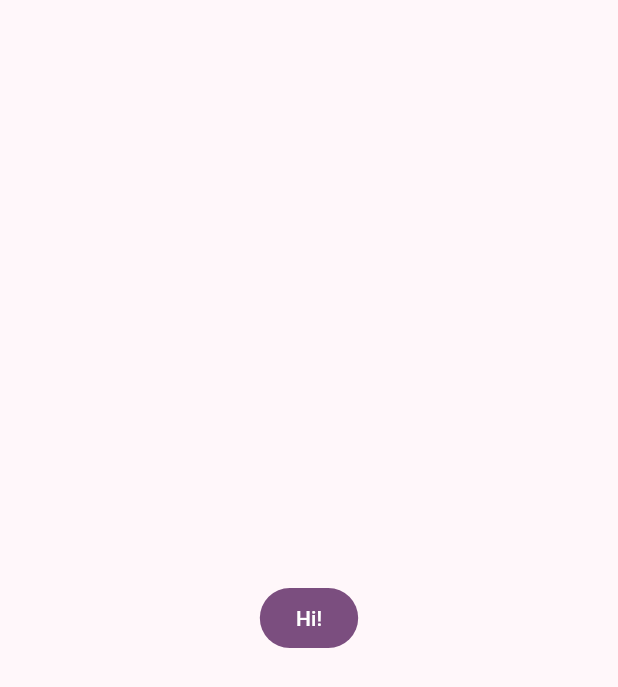
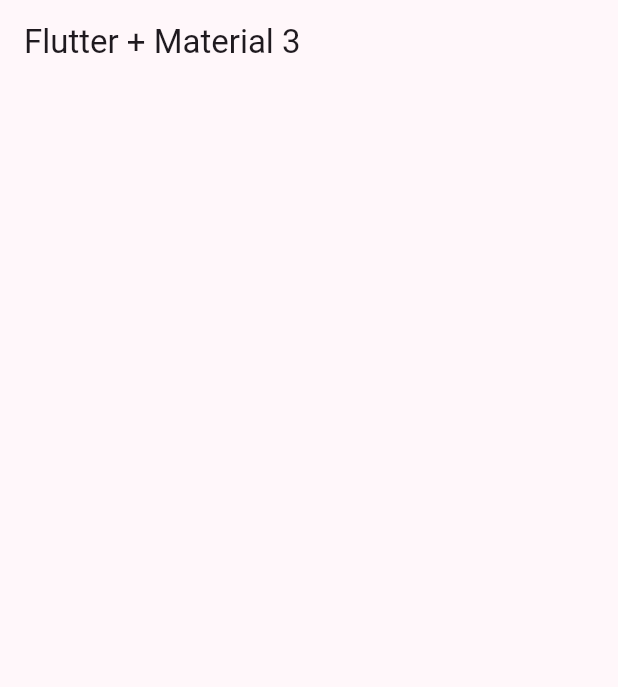
Before and after one commit to Carlos2693/flutter_widgets_app, a Flutter app: the screen it shows after launch, on a phone screen of 412 x 824 dp. Shown: the top 687 px of the screen. Run offline on Flutter 3.47's test engine with Material 2 defaults, Android fonts, the phone set to English and light mode, and no system bars.

Commit message:
Home Screen creado

```diff
--- a/lib/main.dart
+++ b/lib/main.dart
@@ -1,5 +1,6 @@
 import 'package:flutter/material.dart';
 import 'package:widgets_app/config/theme/app_theme.dart';
+import 'package:widgets_app/presentation/screens/home/home_screen.dart';
 
 void main() {
   runApp(const MainApp());
@@ -13,14 +14,7 @@ class MainApp extends StatelessWidget {
     return MaterialApp(
       debugShowCheckedModeBanner: false,
       theme: AppTheme(selectedColor: 4).getTheme(),
-      home: Scaffold(
-        body: Center(
-          child: FilledButton(
-            onPressed: () {},
-            child: const Text('Hi!'),
-          ),
-        ),
-      ),
+      home: const HomeScreen()
     );
   }
 }
--- /dev/null
+++ b/lib/presentation/screens/home/home_screen.dart
@@ -0,0 +1,14 @@
+import 'package:flutter/material.dart';
+
+class HomeScreen extends StatelessWidget {
+  const HomeScreen({super.key});
+
+  @override
+  Widget build(BuildContext context) {
+    return Scaffold(
+      appBar: AppBar(
+        title: const Text('Flutter + Material 3'),
+      ),
+    );
+  }
+}
```
